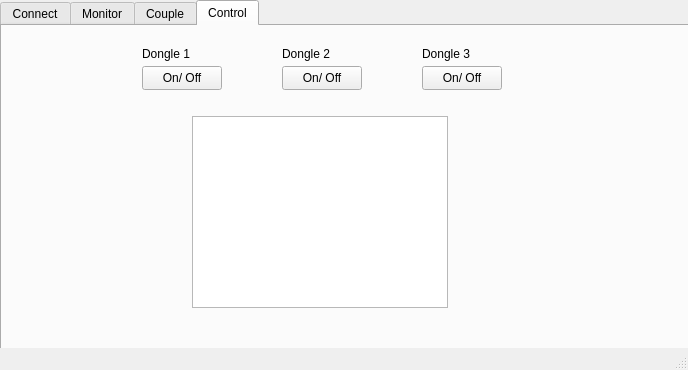
Qt form mainwindow.ui (Joluzut/Domotica_QT) before a commit.
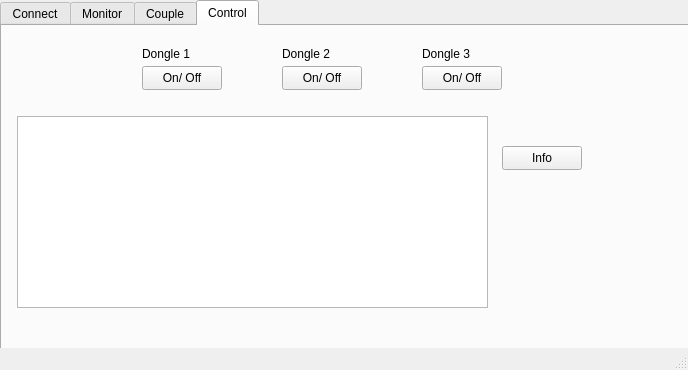
The same form after that commit. The open tabs and pages were chosen to show the change.

The edit to the form file:
```diff
--- a/mainwindow.ui
+++ b/mainwindow.ui
@@ -439,13 +439,26 @@
      <widget class="QTextBrowser" name="textBrowser">
       <property name="geometry">
        <rect>
-        <x>190</x>
+        <x>15</x>
         <y>90</y>
-        <width>256</width>
+        <width>471</width>
         <height>192</height>
        </rect>
       </property>
      </widget>
+     <widget class="QPushButton" name="ButtonGetAllInfo">
+      <property name="geometry">
+       <rect>
+        <x>500</x>
+        <y>120</y>
+        <width>80</width>
+        <height>24</height>
+       </rect>
+      </property>
+      <property name="text">
+       <string>Info</string>
+      </property>
+     </widget>
     </widget>
    </widget>
   </widget>
```
Left out of the diff: 9 changed lines with no effect on the pictures.
